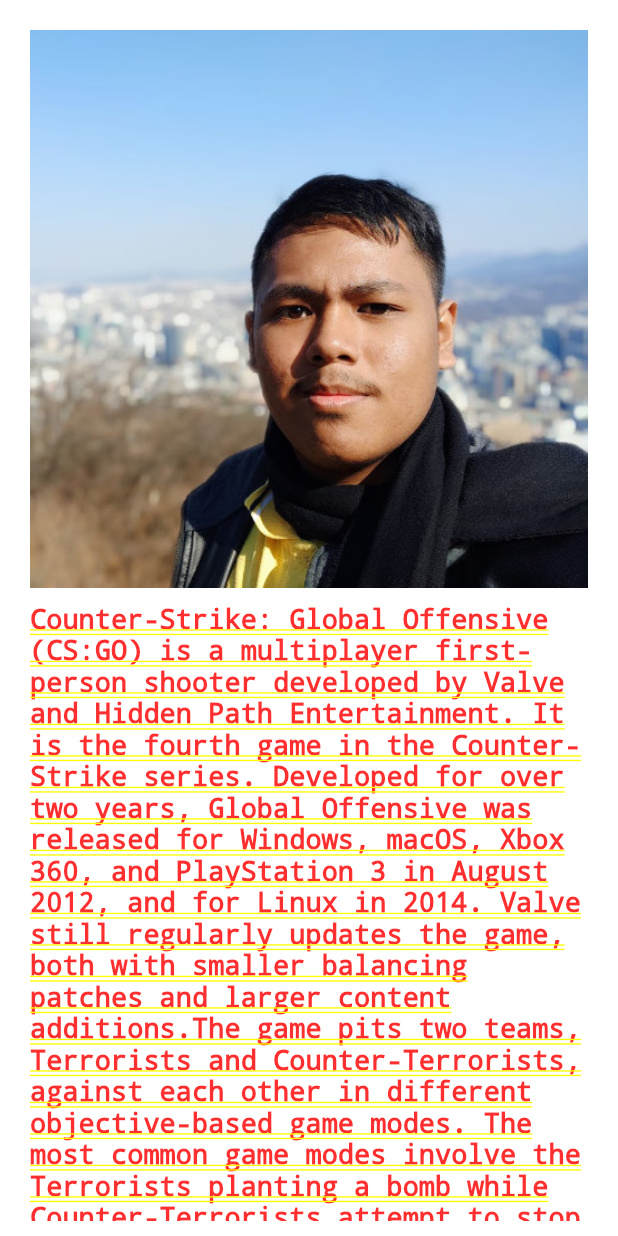
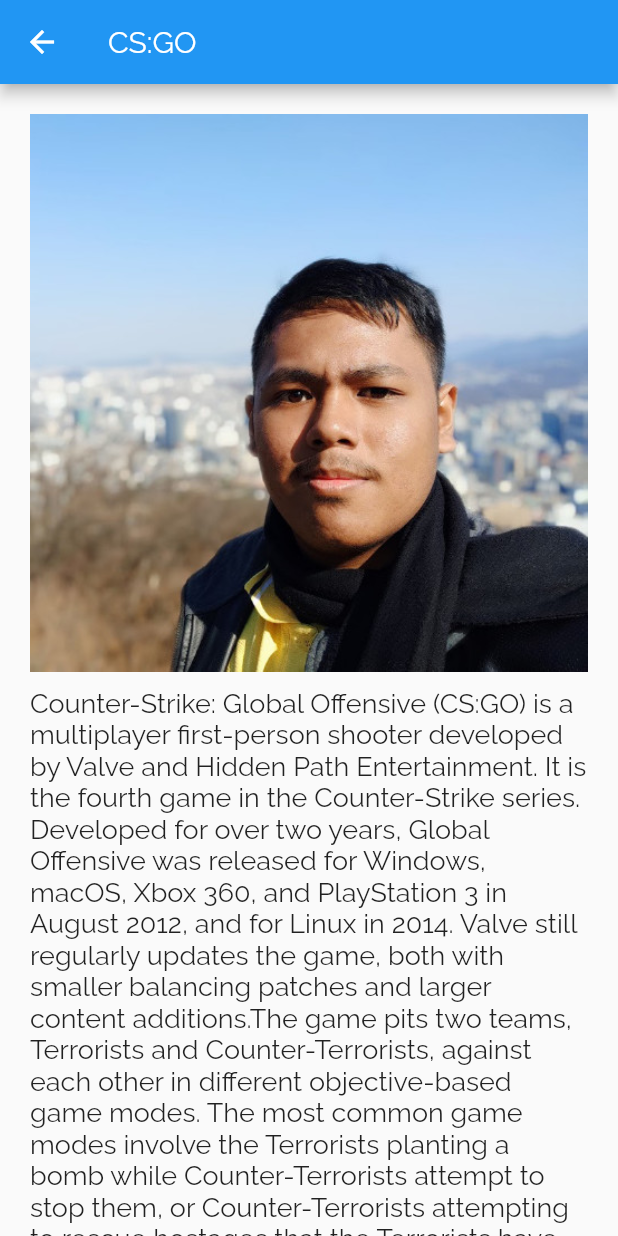
Before and after one commit to Almac2x/myPortfolio, a Flutter app: the screen it shows after launch, after a tap on "CS:GO", on a phone screen of 412 x 824 dp. Run offline on Flutter 3.47's test engine with Material 2 defaults, Android fonts, the phone set to English and light mode, and no system bars.

Commit message:
Fix the red underline text in mobile by returning to the portrain view a scaffold. Please remove the appbar scaffold in web

```diff
--- a/lib/main.dart
+++ b/lib/main.dart
@@ -25,12 +25,9 @@
       debugShowCheckedModeBanner: false,
       theme: ThemeData(
         fontFamily: 'Raleway',
-        textTheme: const TextTheme(
 
-        ),
+      ),
 
-        primarySwatch: Colors.blue,
-      ),
       home: MyHomePage(title: 'My Portfolio',myPortfolio: myPortfolio,),
     );
   }
--- a/lib/modules/header_module.dart
+++ b/lib/modules/header_module.dart
@@ -71,7 +71,7 @@
            Divider(
 
             color: Colors.black,
-            height: (kIsWeb)?30:10,
+            height: (kIsWeb)?30:10, // for mobile 20 px is the most related to figma
             thickness: 5,
              indent:(kIsWeb)?  (MediaQuery.of(context).size.width / 100) * (34.54/4): 0,
              endIndent: (kIsWeb)? (MediaQuery.of(context).size.width / 100) * (34.54/4): 0,
--- a/lib/modules/project.dart
+++ b/lib/modules/project.dart
@@ -14,13 +14,20 @@
 }
 
 class _MyProjectViewState extends State<MyProjectView> {
+
   @override
   Widget build(BuildContext context) {
-    return (widget.selectedProject ==null)?FittedBox(fit: BoxFit.cover,child: Text('Please Select A Project First'),):SingleChildScrollView(
+
+    return (widget.selectedProject ==null)?FittedBox(fit: BoxFit.cover,child: Text('Please Select A Project First'),): Scaffold(
+      appBar: AppBar(
+        title: Text(widget.selectedProject!.projectName),
+
+      ),
+      body: SingleChildScrollView(
           child: Container(
             width: MediaQuery.of(context).size.width,
             height: MediaQuery.of(context).size.height,
-        padding: EdgeInsets.only(left: 20,right: 20,top: 20),
+            padding: EdgeInsets.only(left: 20,right: 20,top: 20,bottom: 20),
 
             child: Column(mainAxisSize: MainAxisSize.max,
               //mainAxisAlignment: MainAxisAlignment.start,
@@ -58,6 +65,7 @@
 
 
           ),
+        ),
     );
   }
 }
```
Also changed, not shown: lib/layouts/web_layout.dart (+3 -6 lines), lib/modules/my_projects_module.dart (+4 -5 lines). Lines whose indentation alone changed are shown as unchanged.
